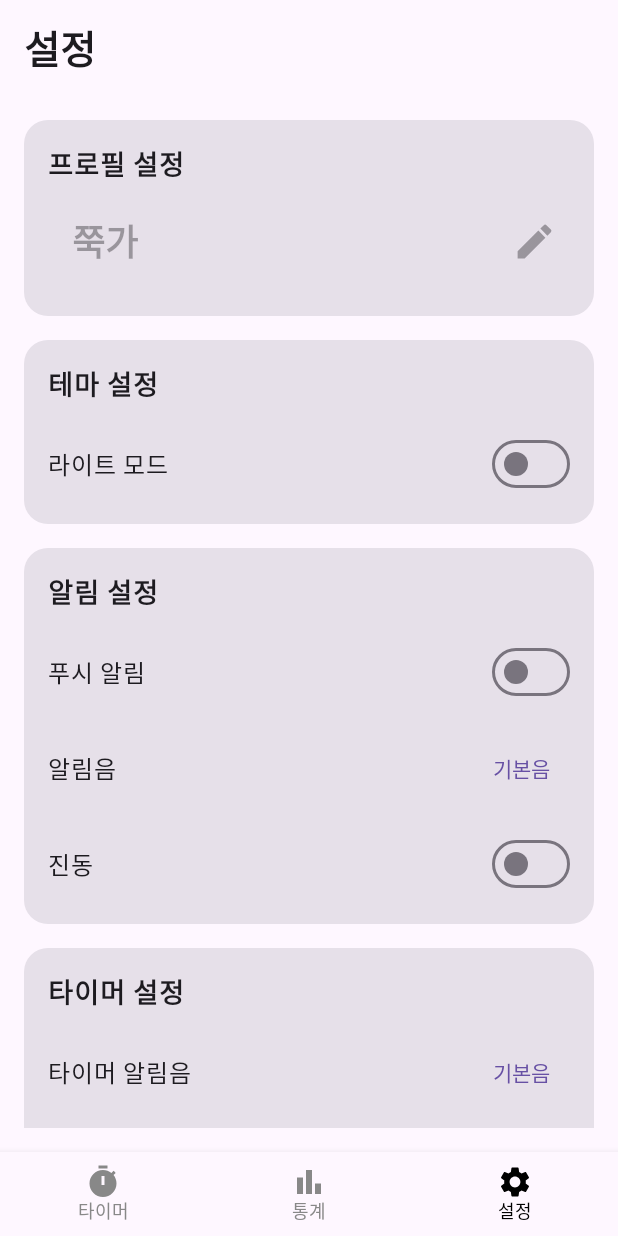
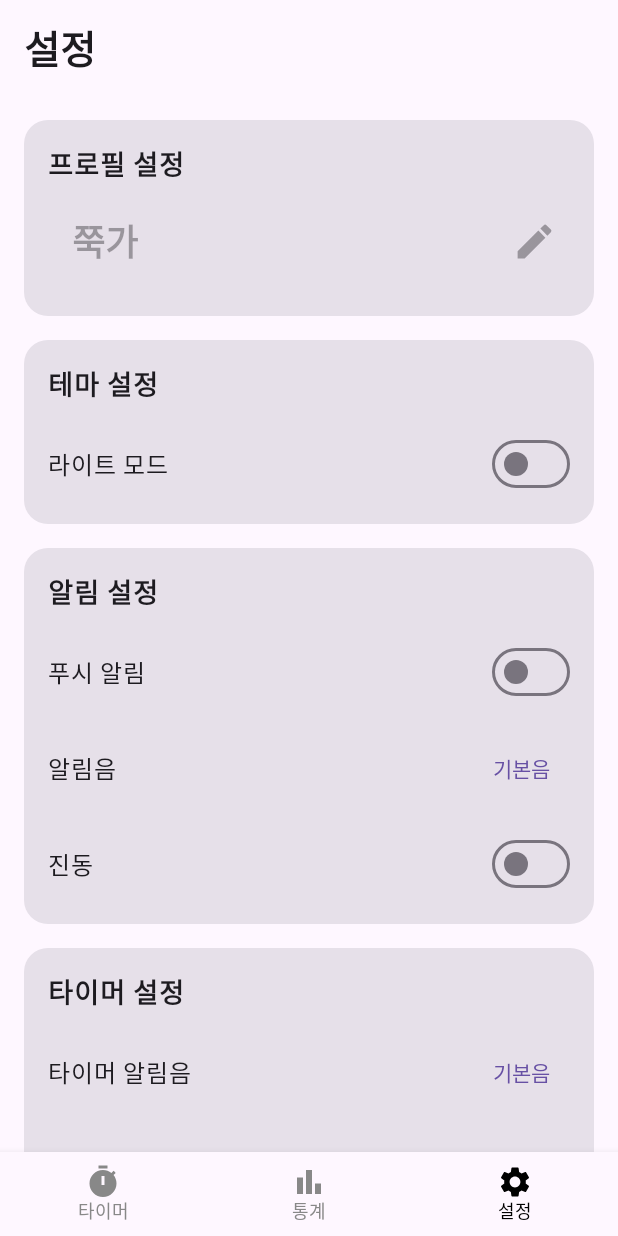
Before and after one commit to dlwngud/OneMinuteStart, an Android app built with Jetpack Compose: the SettingScreen screen opened through its navigation route, on a phone screen of 412 x 824 dp. Run offline under Robolectric (Android 15) with nearby library versions, the phone set to English and light mode, and no system bars; our stand-ins replace Dagger/Hilt's generated code.

Commit message:
[fix] padding수정

```diff
--- a/app/src/main/java/com/wngud/oneminutestart/presentation/setting/SettingScreen.kt
+++ b/app/src/main/java/com/wngud/oneminutestart/presentation/setting/SettingScreen.kt
@@ -73,8 +73,7 @@ fun SettingScreen(
         LazyColumn(
             modifier = Modifier
                 .padding(it)
-                .fillMaxSize()
-                .padding(16.dp),
+                .fillMaxSize(),
             verticalArrangement = Arrangement.spacedBy(16.dp)
         ) {
             item {
@@ -106,7 +105,10 @@ fun ProfileSection(
 
     Card(
         shape = RoundedCornerShape(16.dp),
-        modifier = Modifier.fillMaxWidth()
+        modifier = Modifier
+            .fillMaxWidth()
+            .padding(horizontal = 16.dp)
+            .padding(top = 16.dp)
     ) {
         Row(
             modifier = Modifier,
@@ -176,7 +178,9 @@ fun ThemeSection(mainViewModel: MainViewModel) {
 
     Card(
         shape = RoundedCornerShape(16.dp),
-        modifier = Modifier.fillMaxWidth()
+        modifier = Modifier
+            .fillMaxWidth()
+            .padding(horizontal = 16.dp)
     ) {
         Column(
             modifier = Modifier.padding(16.dp),
@@ -206,7 +210,9 @@ fun NotificationSection() {
 
     Card(
         shape = RoundedCornerShape(16.dp),
-        modifier = Modifier.fillMaxWidth()
+        modifier = Modifier
+            .fillMaxWidth()
+            .padding(horizontal = 16.dp)
     ) {
         Column(
             modifier = Modifier.padding(16.dp),
@@ -244,7 +250,10 @@ fun NotificationSection() {
 fun TimerSection() {
     Card(
         shape = RoundedCornerShape(16.dp),
-        modifier = Modifier.fillMaxWidth()
+        modifier = Modifier
+            .fillMaxWidth()
+            .padding(horizontal = 16.dp)
+            .padding(bottom = 16.dp)
     ) {
         Column(
             modifier = Modifier.padding(16.dp),
```
Also changed, not shown: app/src/main/java/com/wngud/oneminutestart/presentation/statistics/StatisticsScreen.kt (+10 -3 lines).
